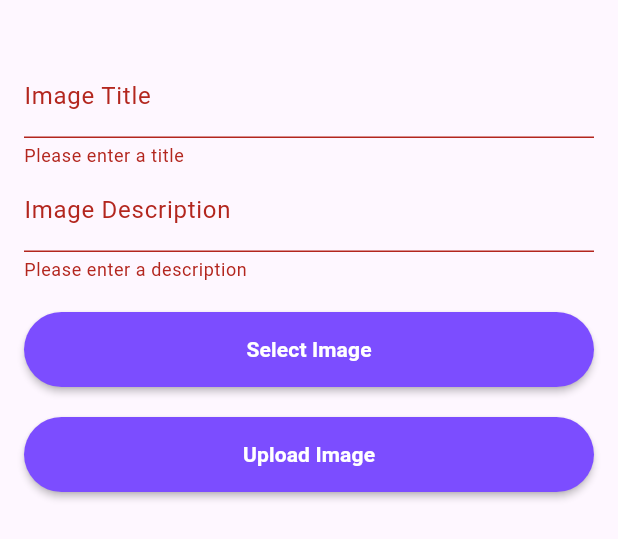
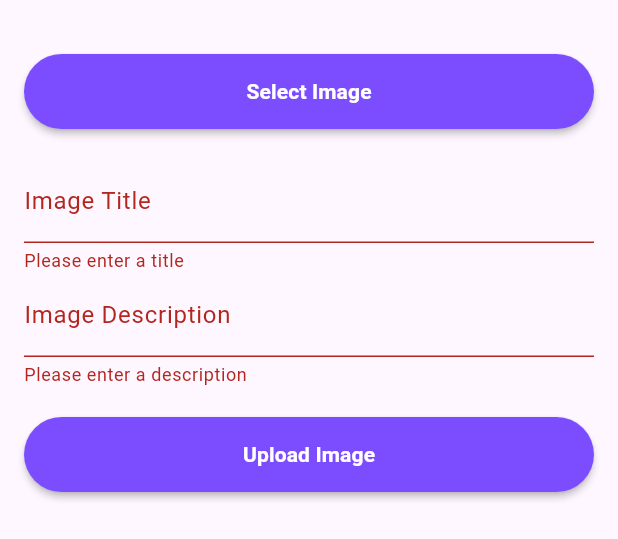
Before and after one commit to AksitArda/Artify, a Flutter app: the Search widget shown alone on an empty page, opened directly, after a tap on "Upload Image", on a phone screen of 412 x 824 dp. Shown: the top 539 px of the screen. Run offline on Flutter 3.47's test engine with Material 3 defaults, Android fonts, the phone set to English and light mode, and no system bars; our stand-ins replace animate_do, image_picker, shared_preferences; accounts and stored records are empty; network calls fail.

Commit message:
Update search.dart

```diff
--- a/app/lib/search.dart
+++ b/app/lib/search.dart
@@ -53,33 +53,20 @@ class _ImageUploadPageState extends State<Search> {
 
   @override
   Widget build(BuildContext context) {
-    return Padding(
+    return SingleChildScrollView(
+      child: Padding(
         padding: const EdgeInsets.all(16.0),
         child: Form(
           key: _formKey,
           child: Column(
             crossAxisAlignment: CrossAxisAlignment.start,
             children: [
-            SizedBox(height: 20),
-            TextFormField(
-              controller: _imageTitleController,
-              decoration: InputDecoration(labelText: 'Image Title'),
-              validator: (value) {
-                if (value == null || value.isEmpty) {
-                  return 'Please enter a title';
-                }
-                return null;
-              },
-            ),
-            TextFormField(
-              controller: _imageDescController,
-              decoration: InputDecoration(labelText: 'Image Description'),
-              validator: (value) {
-                if (value == null || value.isEmpty) {
-                  return 'Please enter a description';
-                }
-                return null;
-              },
+              if (_image != null)
+                Container(
+                  color: Colors.black12,
+                  width: 400,
+                  height: 500,
+                  child: Image.file(_image!,fit: BoxFit.fitHeight,),
                 ),
               SizedBox(height: 20),
               MaterialButton(
@@ -99,10 +86,28 @@ class _ImageUploadPageState extends State<Search> {
                   ),
                 ),
               ),
-            if (_image != null)
-              Padding(
-                padding: const EdgeInsets.symmetric(vertical: 10),
-                child: Image.file(_image!),
+              SizedBox(height: 20),
+              TextFormField(
+                controller: _imageTitleController,
+                decoration: InputDecoration(labelText: 'Image Title'),
+                style: TextStyle(color: Colors.white),
+                validator: (value) {
+                  if (value == null || value.isEmpty) {
+                    return 'Please enter a title';
+                  }
+                  return null;
+                },
+              ),
+              TextFormField(
+                controller: _imageDescController,
+                decoration: InputDecoration(labelText: 'Image Description'),
+                style: TextStyle(color: Colors.white),
+                validator: (value) {
+                  if (value == null || value.isEmpty) {
+                    return 'Please enter a description';
+                  }
+                  return null;
+                },
               ),
               SizedBox(height: 20),
               MaterialButton(
@@ -129,6 +134,7 @@ class _ImageUploadPageState extends State<Search> {
             ],
           ),
         ),
+      ),
     );
   }
 }
```
Lines whose indentation alone changed are shown as unchanged.
